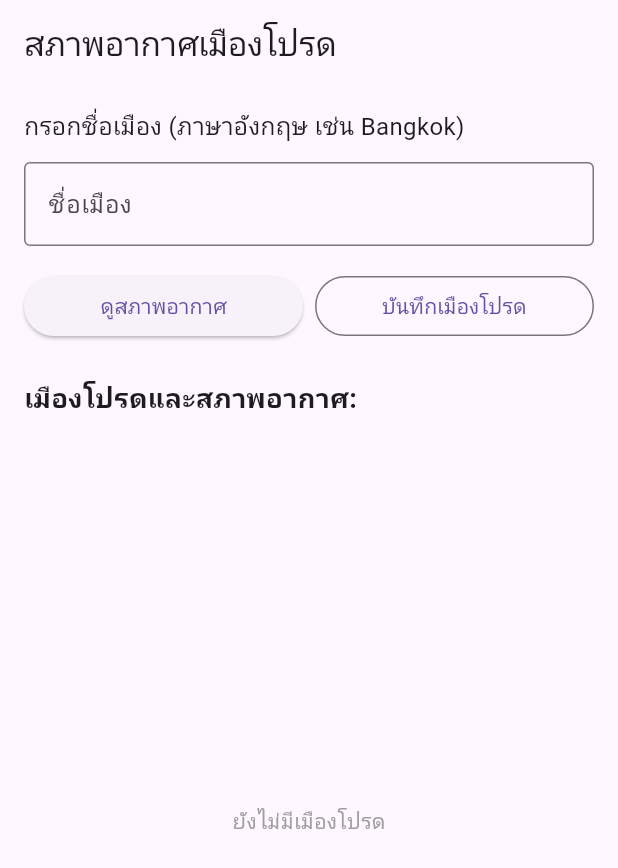
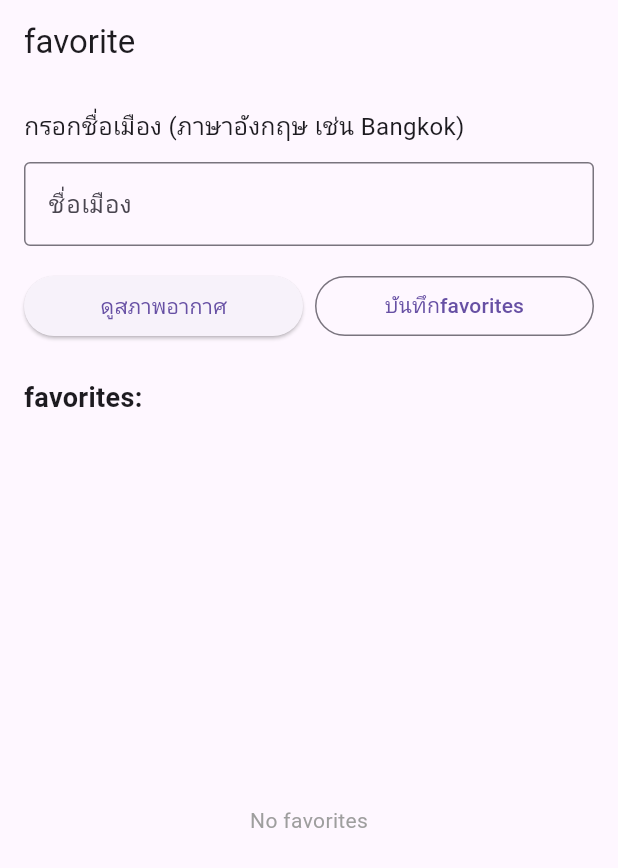
Before and after one commit to tiangtam/project, a Flutter app: the screen it shows after launch, on a phone screen of 412 x 824 dp. Shown: the top 868 px of the screen. Run offline on Flutter 3.47's test engine with Material 3 defaults, Android fonts, the phone set to English and light mode, and no system bars.

Commit message:
Update 1 favorite_city_weather_page.dart

```diff
--- a/lib/favorite_city_weather_page.dart
+++ b/lib/favorite_city_weather_page.dart
@@ -67,7 +67,7 @@ class _FavoriteCityWeatherPageState extends State<FavoriteCityWeatherPage> {
   @override
   Widget build(BuildContext context) {  //UIหลัก appbar etc.
     return Scaffold(
-      appBar: AppBar(title: const Text('สภาพอากาศเมืองโปรด')),
+      appBar: AppBar(title: const Text('favorite')),
       body: Padding(
         padding: const EdgeInsets.all(16.0),
         child: Column(
@@ -76,7 +76,7 @@ class _FavoriteCityWeatherPageState extends State<FavoriteCityWeatherPage> {
             _buildInputSection(),
             const SizedBox(height: 24),
             const Text(
-              'เมืองโปรดและสภาพอากาศ:',
+              'favorites:',
               style: TextStyle(fontSize: 18, fontWeight: FontWeight.bold),
             ),
             const SizedBox(height: 8),
@@ -116,7 +116,7 @@ class _FavoriteCityWeatherPageState extends State<FavoriteCityWeatherPage> {
             Expanded(
               child: OutlinedButton(
                 onPressed: _addFavoriteCity,
-                child: const Text('บันทึกเมืองโปรด'),
+                child: const Text('บันทึกfavorites'),
               ),
             ),
           ],
@@ -128,7 +128,7 @@ class _FavoriteCityWeatherPageState extends State<FavoriteCityWeatherPage> {
   Widget _buildFavoriteList() {  //แสดงfavoriteพร้อมอากาศของแต่ละเมือง
     if (_favoriteCities.isEmpty) {
       return const Center(
-        child: Text('ยังไม่มีเมืองโปรด', style: TextStyle(color: Colors.grey)),
+        child: Text('No favorites', style: TextStyle(color: Colors.grey)),
       );
     }
 
```
